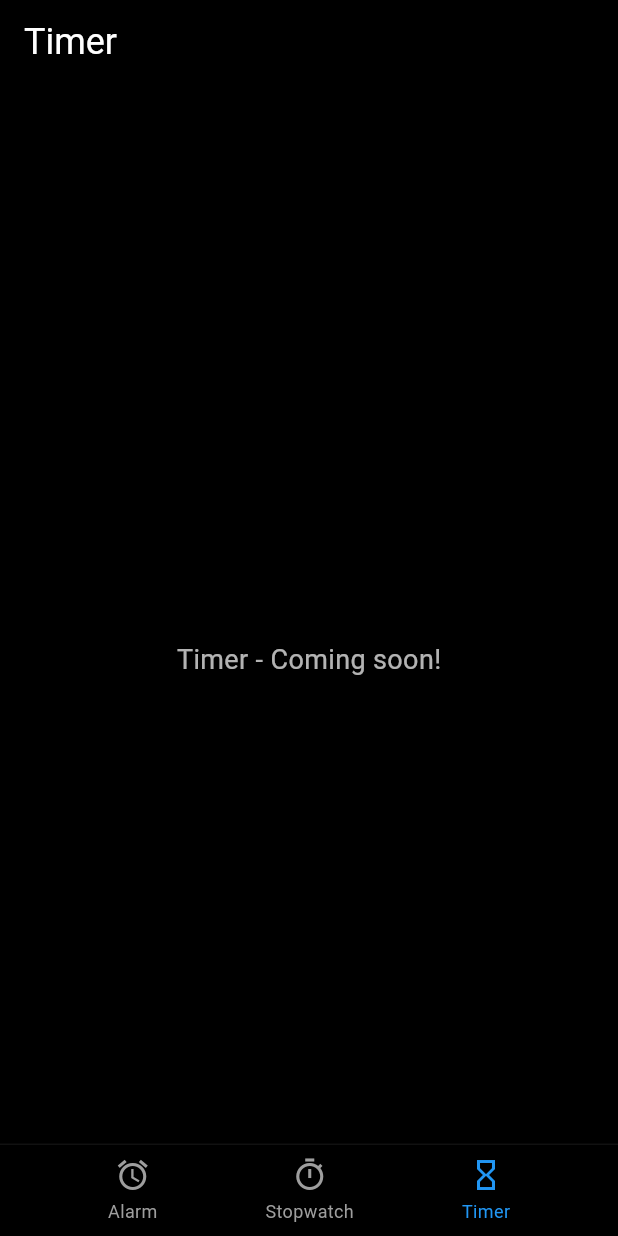
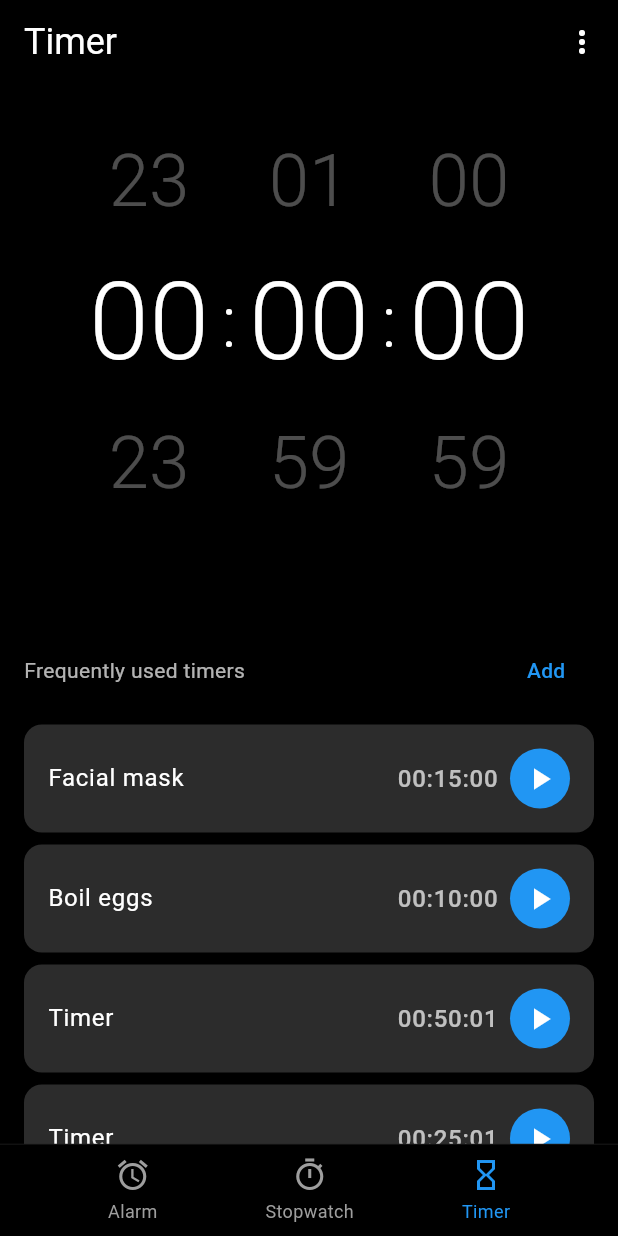
Before and after one commit to Anshul-18/Myalarm, a Flutter app: the screen it shows after launch, swiped to page 3, on a phone screen of 412 x 824 dp. Run offline on Flutter 3.47's test engine with Material 3 defaults, Android fonts, the phone set to English and light mode, and no system bars; our stand-ins replace flutter_local_notifications, timezone; missing offline and left inert: alarm_app.

Commit message:
basic timer functionality
Signed-off-by: Anshul <anshulw250@gmail.com>

```diff
--- a/lib/pages/home_page.dart
+++ b/lib/pages/home_page.dart
@@ -3,8 +3,8 @@ import 'package:flutter/services.dart';
 import 'add_alarm_page.dart';
 import 'alarm_ringing_page.dart';
 import 'stopwatch_page.dart';
+import 'timer_page.dart';
 import '../services/alarm_service.dart';
-import '../main.dart';
 
 class AlarmInfo {
   final String time;
@@ -253,7 +253,16 @@ class _HomePageState extends State<HomePage> {
               );
             },
           ),
-          _buildTimerPage(),
+          TimerPage(
+            selectedIndex: _selectedTabIndex,
+            onNavigate: (index) {
+              _pageController.animateToPage(
+                index,
+                duration: const Duration(milliseconds: 300),
+                curve: Curves.easeInOut,
+              );
+            },
+          ),
         ],
       ),
     );
@@ -361,40 +370,6 @@ class _HomePageState extends State<HomePage> {
                 child: const Icon(Icons.add, color: Colors.white, size: 28),
               ),
             ),
-          ),
-        ],
-      ),
-    );
-  }
-
-  Widget _buildTimerPage() {
-    return Scaffold(
-      backgroundColor: Colors.black,
-      appBar: AppBar(
-        backgroundColor: Colors.black,
-        elevation: 0,
-        title: const Text(
-          'Timer',
-          style: TextStyle(
-            color: Colors.white,
-            fontSize: 24,
-            fontWeight: FontWeight.w400,
-          ),
-        ),
-      ),
-      body: Stack(
-        children: [
-          const Center(
-            child: Text(
-              'Timer - Coming soon!',
-              style: TextStyle(color: Colors.white70, fontSize: 18),
-            ),
-          ),
-          Positioned(
-            bottom: 0,
-            left: 0,
-            right: 0,
-            child: _buildBottomNavigation(),
           ),
         ],
       ),
--- /dev/null
+++ b/lib/pages/timer_page.dart
@@ -0,0 +1,485 @@
+import 'package:flutter/material.dart';
+import 'dart:async';
+
+class TimerInfo {
+  final String name;
+  final int seconds;
+  final int id;
+
+  TimerInfo({required this.name, required this.seconds, required this.id});
+}
+
+class TimerPage extends StatefulWidget {
+  final Function(int)? onNavigate;
+  final int selectedIndex;
+
+  const TimerPage({super.key, this.onNavigate, this.selectedIndex = 2});
+
+  @override
+  _TimerPageState createState() => _TimerPageState();
+}
+
+class _TimerPageState extends State<TimerPage> {
+  int _hours = 0;
+  int _minutes = 0;
+  int _seconds = 0;
+  int _remainingSeconds = 0;
+  Timer? _timer;
+  bool _isRunning = false;
+  bool _isPaused = false;
+  List<TimerInfo> _savedTimers = [
+    TimerInfo(name: 'Facial mask', seconds: 900, id: 1), // 15 min
+    TimerInfo(name: 'Boil eggs', seconds: 600, id: 2), // 10 min
+    TimerInfo(name: 'Timer', seconds: 3001, id: 3), // 50 min 1 sec
+    TimerInfo(name: 'Timer', seconds: 1501, id: 4), // 25 min 1 sec
+    TimerInfo(name: 'Timer', seconds: 360, id: 5), // 6 min
+  ];
+
+  @override
+  void dispose() {
+    _timer?.cancel();
+    super.dispose();
+  }
+
+  void _startTimer() {
+    if (_remainingSeconds == 0) {
+      _remainingSeconds = (_hours * 3600) + (_minutes * 60) + _seconds;
+    }
+
+    if (_remainingSeconds > 0) {
+      setState(() {
+        _isRunning = true;
+        _isPaused = false;
+      });
+
+      _timer = Timer.periodic(const Duration(seconds: 1), (timer) {
+        setState(() {
+          if (_remainingSeconds > 0) {
+            _remainingSeconds--;
+          } else {
+            _stopTimer();
+            // Timer finished - could add sound/notification here
+          }
+        });
+      });
+    }
+  }
+
+  void _pauseTimer() {
+    _timer?.cancel();
+    setState(() {
+      _isRunning = false;
+      _isPaused = true;
+    });
+  }
+
+  void _stopTimer() {
+    _timer?.cancel();
+    setState(() {
+      _isRunning = false;
+      _isPaused = false;
+      _remainingSeconds = 0;
+      _hours = 0;
+      _minutes = 0;
+      _seconds = 0;
+    });
+  }
+
+  void _incrementValue(String type) {
+    setState(() {
+      if (type == 'hours' && _hours < 23) {
+        _hours++;
+      } else if (type == 'minutes' && _minutes < 59) {
+        _minutes++;
+      } else if (type == 'seconds' && _seconds < 59) {
+        _seconds++;
+      }
+    });
+  }
+
+  void _decrementValue(String type) {
+    setState(() {
+      if (type == 'hours' && _hours > 0) {
+        _hours--;
+      } else if (type == 'minutes' && _minutes > 0) {
+        _minutes--;
+      } else if (type == 'seconds' && _seconds > 0) {
+        _seconds--;
+      }
+    });
+  }
+
+  void _loadTimer(TimerInfo timer) {
+    setState(() {
+      _hours = timer.seconds ~/ 3600;
+      _minutes = (timer.seconds % 3600) ~/ 60;
+      _seconds = timer.seconds % 60;
+      _remainingSeconds = 0;
+      _isRunning = false;
+      _isPaused = false;
+    });
+  }
+
+  String _formatTime(int totalSeconds) {
+    int h = totalSeconds ~/ 3600;
+    int m = (totalSeconds % 3600) ~/ 60;
+    int s = totalSeconds % 60;
+    return '${h.toString().padLeft(2, '0')}:${m.toString().padLeft(2, '0')}:${s.toString().padLeft(2, '0')}';
+  }
+
+  @override
+  Widget build(BuildContext context) {
+    return Scaffold(
+      backgroundColor: Colors.black,
+      appBar: AppBar(
+        backgroundColor: Colors.black,
+        elevation: 0,
+        automaticallyImplyLeading: false,
+        title: const Text(
+          'Timer',
+          style: TextStyle(
+            color: Colors.white,
+            fontSize: 24,
+            fontWeight: FontWeight.w400,
+          ),
+        ),
+        actions: [
+          IconButton(
+            icon: const Icon(Icons.more_vert, color: Colors.white),
+            onPressed: () {},
+          ),
+        ],
+      ),
+      body: Column(
+        children: [
+          Expanded(
+            child: SingleChildScrollView(
+              child: Column(
+                children: [
+                  const SizedBox(height: 30),
+                  // Timer display/input
+                  if (_isRunning || _isPaused)
+                    _buildRunningTimer()
+                  else
+                    _buildTimerInput(),
+                  const SizedBox(height: 40),
+                  // Start/Pause button
+                  if (!_isRunning && !_isPaused && (_hours > 0 || _minutes > 0 || _seconds > 0))
+                    GestureDetector(
+                      onTap: _startTimer,
+                      child: Container(
+                        width: 80,
+                        height: 80,
+                        decoration: const BoxDecoration(
+                          shape: BoxShape.circle,
+                          color: Colors.blue,
+                        ),
+                        child: const Icon(
+                          Icons.play_arrow,
+                          color: Colors.white,
+                          size: 40,
+                        ),
+                      ),
+                    ),
+                  if (_isRunning)
+                    GestureDetector(
+                      onTap: _pauseTimer,
+                      child: Container(
+                        width: 80,
+                        height: 80,
+                        decoration: const BoxDecoration(
+                          shape: BoxShape.circle,
+                          color: Colors.blue,
+                        ),
+                        child: const Icon(
+                          Icons.pause,
+                          color: Colors.white,
+                          size: 40,
+                        ),
+                      ),
+                    ),
+                  if (_isPaused)
+                    Row(
+                      mainAxisAlignment: MainAxisAlignment.center,
+                      children: [
+                        GestureDetector(
+                          onTap: _stopTimer,
+                          child: Container(
+                            width: 70,
+                            height: 70,
+                            decoration: BoxDecoration(
+                              shape: BoxShape.circle,
+                              color: Colors.grey[900],
+                            ),
+                            child: const Icon(
+                              Icons.stop,
+                              color: Colors.white,
+                              size: 32,
+                            ),
+                          ),
+                        ),
+                        const SizedBox(width: 40),
+                        GestureDetector(
+                          onTap: _startTimer,
+                          child: Container(
+                            width: 80,
+                            height: 80,
+                            decoration: const BoxDecoration(
+                              shape: BoxShape.circle,
+                              color: Colors.blue,
+                            ),
+                            child: const Icon(
+                              Icons.play_arrow,
+                              color: Colors.white,
+                              size: 40,
+                            ),
+                          ),
+                        ),
+                      ],
+                    ),
+                  const SizedBox(height: 40),
+                  // Frequently used timers
+                  if (!_isRunning && !_isPaused) ...[
+                    Padding(
+                      padding: const EdgeInsets.symmetric(horizontal: 16),
+                      child: Row(
+                        mainAxisAlignment: MainAxisAlignment.spaceBetween,
+                        children: [
+                          const Text(
+                            'Frequently used timers',
+                            style: TextStyle(
+                              color: Colors.white70,
+                              fontSize: 14,
+                            ),
+                          ),
+                          TextButton(
+                            onPressed: () {
+                              // Add timer functionality
+                            },
+                            child: const Text(
+                              'Add',
+                              style: TextStyle(
+                                color: Colors.blue,
+                                fontSize: 14,
+                              ),
+                            ),
+                          ),
+                        ],
+                      ),
+                    ),
+                    const SizedBox(height: 8),
+                    ListView.builder(
+                      shrinkWrap: true,
+                      physics: const NeverScrollableScrollPhysics(),
+                      itemCount: _savedTimers.length,
+                      itemBuilder: (context, index) {
+                        final timer = _savedTimers[index];
+                        return Container(
+                          margin: const EdgeInsets.symmetric(
+                            horizontal: 16,
+                            vertical: 4,
+                          ),
+                          decoration: BoxDecoration(
+                            color: const Color(0xFF2C2C2C),
+                            borderRadius: BorderRadius.circular(12),
+                          ),
+                          child: ListTile(
+                            title: Text(
+                              timer.name,
+                              style: const TextStyle(
+                                color: Colors.white,
+                                fontSize: 16,
+                              ),
+                            ),
+                            trailing: Row(
+                              mainAxisSize: MainAxisSize.min,
+                              children: [
+                                Text(
+                                  _formatTime(timer.seconds),
+                                  style: const TextStyle(
+                                    color: Colors.white70,
+                                    fontSize: 16,
+                                  ),
+                                ),
+                                const SizedBox(width: 8),
+                                GestureDetector(
+                                  onTap: () => _loadTimer(timer),
+                                  child: Container(
+                                    width: 40,
+                                    height: 40,
+                                    decoration: const BoxDecoration(
+                                      shape: BoxShape.circle,
+                                      color: Colors.blue,
+                                    ),
+                                    child: const Icon(
+                                      Icons.play_arrow,
+                                      color: Colors.white,
+                                      size: 24,
+                                    ),
+                                  ),
+                                ),
+                              ],
+                            ),
+                            contentPadding: const EdgeInsets.symmetric(
+                              horizontal: 16,
+                              vertical: 8,
+                            ),
+                          ),
+                        );
+                      },
+                    ),
+                  ],
+                  const SizedBox(height: 80),
+                ],
+              ),
+            ),
+          ),
+          _buildBottomNavigation(),
+        ],
+      ),
+    );
+  }
+
+  Widget _buildTimerInput() {
+    return Row(
+      mainAxisAlignment: MainAxisAlignment.center,
+      children: [
+        _buildTimeColumn('hours', _hours, 23),
+        const SizedBox(width: 8),
+        const Text(
+          ':',
+          style: TextStyle(
+            color: Colors.white,
+            fontSize: 48,
+            fontWeight: FontWeight.w300,
+          ),
+        ),
+        const SizedBox(width: 8),
+        _buildTimeColumn('minutes', _minutes, 1),
+        const SizedBox(width: 8),
+        const Text(
+          ':',
+          style: TextStyle(
+            color: Colors.white,
+            fontSize: 48,
+            fontWeight: FontWeight.w300,
+          ),
+        ),
+        const SizedBox(width: 8),
+        _buildTimeColumn('seconds', _seconds, 0),
+      ],
+    );
+  }
+
+  Widget _buildTimeColumn(String type, int value, int topValue) {
+    return Column(
+      children: [
+        // Top value (grayed out)
+        Text(
+          topValue.toString().padLeft(2, '0'),
+          style: const TextStyle(
+            color: Colors.white30,
+            fontSize: 48,
+            fontWeight: FontWeight.w300,
+          ),
+        ),
+        const SizedBox(height: 8),
+        // Current value (white)
+        GestureDetector(
+          onTap: () {
+            // Could add tap to edit functionality
+          },
+          child: Text(
+            value.toString().padLeft(2, '0'),
+            style: const TextStyle(
+              color: Colors.white,
+              fontSize: 72,
+              fontWeight: FontWeight.w300,
+            ),
+          ),
+        ),
+        const SizedBox(height: 8),
+        // Bottom value (grayed out)
+        Text(
+          ((value == 0 ? (type == 'hours' ? 23 : 59) : value - 1))
+              .toString()
+              .padLeft(2, '0'),
+          style: const TextStyle(
+            color: Colors.white30,
+            fontSize: 48,
+            fontWeight: FontWeight.w300,
+          ),
+        ),
+      ],
+    );
+  }
+
+  Widget _buildRunningTimer() {
+    return Column(
+      children: [
+        Text(
+          _formatTime(_remainingSeconds),
+          style: const TextStyle(
+            color: Colors.white,
+            fontSize: 72,
+            fontWeight: FontWeight.w300,
+            letterSpacing: 2,
+          ),
+        ),
+      ],
+    );
+  }
+
+  Widget _buildBottomNavigation() {
+    return Container(
+      decoration: BoxDecoration(
+        color: Colors.black,
+        border: Border(
+          top: BorderSide(color: Colors.grey.shade900, width: 0.5),
+        ),
+      ),
+      child: SafeArea(
+        child: Padding(
+          padding: const EdgeInsets.symmetric(vertical: 8),
+          child: Row(
+            mainAxisAlignment: MainAxisAlignment.spaceEvenly,
+            children: [
+              _buildNavItem(Icons.alarm, 'Alarm', 0),
+              _buildNavItem(Icons.timer_outlined, 'Stopwatch', 1),
+              _buildNavItem(Icons.hourglass_empty, 'Timer', 2),
+            ],
+          ),
+        ),
+      ),
+    );
+  }
+
+  Widget _buildNavItem(IconData icon, String label, int index) {
+    final isSelected = widget.selectedIndex == index;
+    return GestureDetector(
+      onTap: () {
+        if (widget.onNavigate != null) {
+          widget.onNavigate!(index);
+        }
+      },
+      child: Column(
+        mainAxisSize: MainAxisSize.min,
+        children: [
+          Icon(
+            icon,
+            color: isSelected ? Colors.blue : Colors.grey,
+            size: 24,
+          ),
+          const SizedBox(height: 4),
+          Text(
+            label,
+            style: TextStyle(
+              color: isSelected ? Colors.blue : Colors.grey,
+              fontSize: 12,
+            ),
+          ),
+        ],
+      ),
+    );
+  }
+}
```
